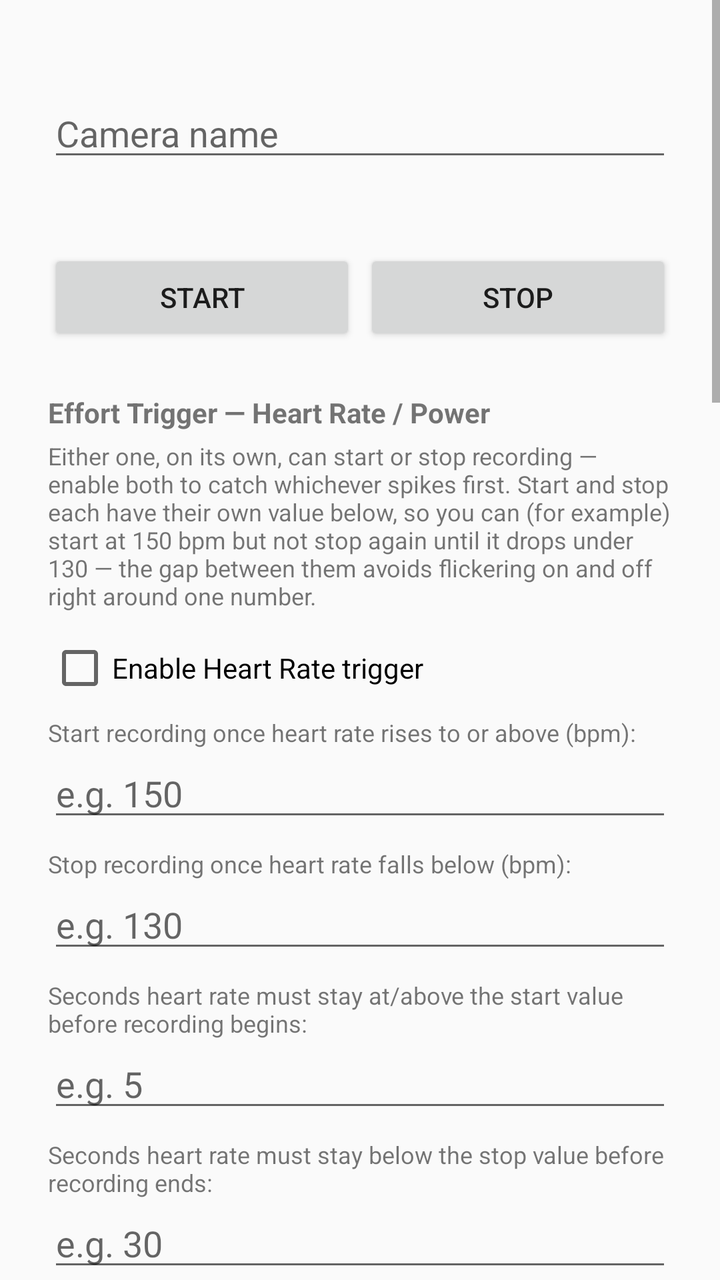
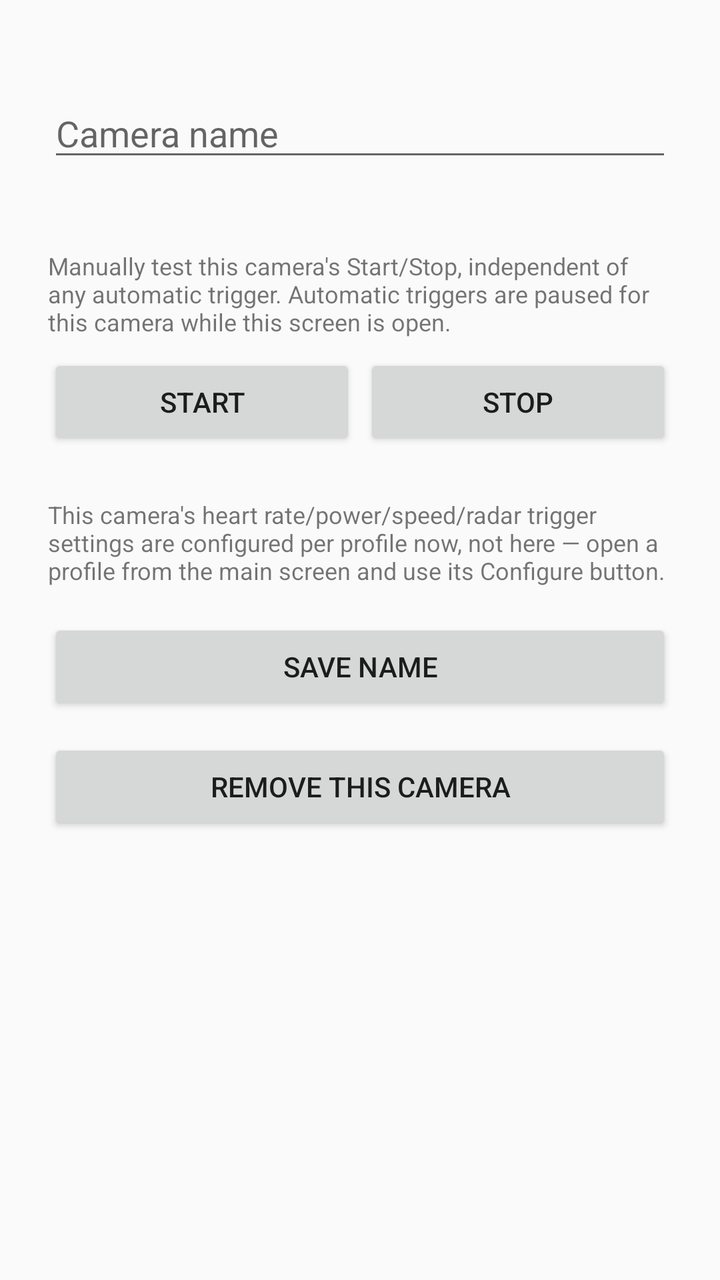

Before-and-after screenshots of an Android layout around one commit, followed by the original layout XML and the change that was made.
<!-- AndroidManifest.xml: application theme Theme.AppCompat.DayNight -->
<!-- res/layout/activity_camera_config.xml -->
<?xml version="1.0" encoding="utf-8"?>
<ScrollView xmlns:android="http://schemas.android.com/apk/res/android"
    android:layout_width="match_parent"
    android:layout_height="match_parent"
    android:fillViewport="true">

    <LinearLayout
        android:orientation="vertical"
        android:layout_width="match_parent"
        android:layout_height="wrap_content"
        android:padding="24dp">

        <TextView
            android:id="@+id/configAddressText"
            android:layout_width="match_parent"
            android:layout_height="wrap_content"
            android:textSize="12sp"
            android:layout_marginBottom="4dp" />

        <EditText
            android:id="@+id/configNameInput"
            android:layout_width="match_parent"
            android:layout_height="wrap_content"
            android:hint="Camera name"
            android:layout_marginBottom="4dp" />

        <TextView
            android:id="@+id/configStatusText"
            android:layout_width="match_parent"
            android:layout_height="wrap_content"
            android:textStyle="bold"
            android:layout_marginBottom="16dp" />

        <LinearLayout
            android:orientation="horizontal"
            android:layout_width="match_parent"
            android:layout_height="wrap_content"
            android:layout_marginBottom="24dp">

            <Button
                android:id="@+id/configStartButton"
                android:layout_width="0dp"
                android:layout_height="wrap_content"
                android:layout_weight="1"
                android:text="Start"
                android:layout_marginEnd="4dp" />

            <Button
                android:id="@+id/configStopButton"
                android:layout_width="0dp"
                android:layout_height="wrap_content"
                android:layout_weight="1"
                android:text="Stop" />
        </LinearLayout>

        

        <TextView
            android:layout_width="match_parent"
            android:layout_height="wrap_content"
            android:text="Effort Trigger — Heart Rate / Power"
            android:textStyle="bold"
            android:layout_marginBottom="4dp" />

        <TextView
            android:layout_width="match_parent"
            android:layout_height="wrap_content"
            android:textSize="12sp"
            android:text="Either one, on its own, can start or stop recording — enable both to catch whichever spikes first. Start and stop each have their own value below, so you can (for example) start at 150 bpm but not stop again until it drops under 130 — the gap between them avoids flickering on and off right around one number."
            android:layout_marginBottom="12dp" />

        <CheckBox
            android:id="@+id/hrEnabledCheckbox"
            android:layout_width="match_parent"
            android:layout_height="wrap_content"
            android:text="Enable Heart Rate trigger"
            android:layout_marginBottom="8dp" />

        <TextView
            android:layout_width="match_parent"
            android:layout_height="wrap_content"
            android:textSize="12sp"
            android:text="Start recording once heart rate rises to or above (bpm):" />

        <EditText
            android:id="@+id/hrStartThresholdInput"
            android:layout_width="match_parent"
            android:layout_height="wrap_content"
            android:hint="e.g. 150"
            android:inputType="numberDecimal"
            android:layout_marginBottom="8dp" />

        <TextView
            android:layout_width="match_parent"
            android:layout_height="wrap_content"
            android:textSize="12sp"
            android:text="Stop recording once heart rate falls below (bpm):" />

        <EditText
            android:id="@+id/hrStopThresholdInput"
            android:layout_width="match_parent"
            android:layout_height="wrap_content"
            android:hint="e.g. 130"
            android:inputType="numberDecimal"
            android:layout_marginBottom="8dp" />

        <TextView
            android:layout_width="match_parent"
            android:layout_height="wrap_content"
            android:textSize="12sp"
            android:text="Seconds heart rate must stay at/above the start value before recording begins:" />

        <EditText
            android:id="@+id/hrStartSecondsInput"
            android:layout_width="match_parent"
            android:layout_height="wrap_content"
            android:hint="e.g. 5"
            android:inputType="number"
            android:layout_marginBottom="8dp" />

        <TextView
            android:layout_width="match_parent"
            android:layout_height="wrap_content"
            android:textSize="12sp"
            android:text="Seconds heart rate must stay below the stop value before recording ends:" />

        <EditText
            android:id="@+id/hrStopSecondsInput"
            android:layout_width="match_parent"
            android:layout_height="wrap_content"
            android:hint="e.g. 30"
            android:inputType="number"
            android:layout_marginBottom="20dp" />

        

        <CheckBox
            android:id="@+id/powerEnabledCheckbox"
            android:layout_width="match_parent"
            android:layout_height="wrap_content"
            android:text="Enable Power trigger"
            android:layout_marginBottom="8dp" />

        <TextView
            android:layout_width="match_parent"
            android:layout_height="wrap_content"
            android:textSize="12sp"
            android:text="Start recording once power rises to or above (watts):" />

        <EditText
            android:id="@+id/powerStartThresholdInput"
            android:layout_width="match_parent"
            android:layout_height="wrap_content"
            android:hint="e.g. 300"
            android:inputType="numberDecimal"
            android:layout_marginBottom="8dp" />

        <TextView
            android:layout_width="match_parent"
            android:layout_height="wrap_content"
            android:textSize="12sp"
            android:text="Stop recording once power falls below (watts):" />

        <EditText
            android:id="@+id/powerStopThresholdInput"
            android:layout_width="match_parent"
            android:layout_height="wrap_content"
            android:hint="e.g. 320"
            android:inputType="numberDecimal"
            android:layout_marginBottom="8dp" />

        <TextView
            android:layout_width="match_parent"
            android:layout_height="wrap_content"
            android:textSize="12sp"
            android:text="Seconds power must stay at/above the start value before recording begins:" />

        <EditText
            android:id="@+id/powerStartSecondsInput"
            android:layout_width="match_parent"
            android:layout_height="wrap_content"
            android:hint="e.g. 5"
            android:inputType="number"
            android:layout_marginBottom="8dp" />

        <TextView
            android:layout_width="match_parent"
            android:layout_height="wrap_content"
            android:textSize="12sp"
            android:text="Seconds power must stay below the stop value before recording ends:" />

        <EditText
            android:id="@+id/powerStopSecondsInput"
            android:layout_width="match_parent"
            android:layout_height="wrap_content"
            android:hint="e.g. 30"
            android:inputType="number"
            android:layout_marginBottom="28dp" />

        

        <TextView
            android:layout_width="match_parent"
            android:layout_height="wrap_content"
            android:text="Speed Trigger — independent"
            android:textStyle="bold"
            android:layout_marginBottom="4dp" />

        <TextView
            android:layout_width="match_parent"
            android:layout_height="wrap_content"
            android:textSize="12sp"
            android:text="Does not combine with Heart Rate/Power — speed can start or stop recording entirely on its own, regardless of effort. Start and stop each have their own value, same as above."
            android:layout_marginBottom="12dp" />

        <CheckBox
            android:id="@+id/speedEnabledCheckbox"
            android:layout_width="match_parent"
            android:layout_height="wrap_content"
            android:text="Enable Speed trigger"
            android:layout_marginBottom="8dp" />

        <TextView
            android:layout_width="match_parent"
            android:layout_height="wrap_content"
            android:textSize="12sp"
            android:text="Start recording once speed rises to or above (m/s):" />

        <EditText
            android:id="@+id/speedStartThresholdInput"
            android:layout_width="match_parent"
            android:layout_height="wrap_content"
            android:hint="e.g. 8"
            android:inputType="numberDecimal"
            android:layout_marginBottom="8dp" />

        <TextView
            android:layout_width="match_parent"
            android:layout_height="wrap_content"
            android:textSize="12sp"
            android:text="Stop recording once speed falls below (m/s):" />

        <EditText
            android:id="@+id/speedStopThresholdInput"
            android:layout_width="match_parent"
            android:layout_height="wrap_content"
            android:hint="e.g. 6"
            android:inputType="numberDecimal"
            android:layout_marginBottom="8dp" />

        <TextView
            android:layout_width="match_parent"
            android:layout_height="wrap_content"
            android:textSize="12sp"
            android:text="Seconds speed must stay at/above the start value before recording begins:" />

        <EditText
            android:id="@+id/speedStartSecondsInput"
            android:layout_width="match_parent"
            android:layout_height="wrap_content"
            android:hint="e.g. 5"
            android:inputType="number"
            android:layout_marginBottom="8dp" />

        <TextView
            android:layout_width="match_parent"
            android:layout_height="wrap_content"
            android:textSize="12sp"
            android:text="Seconds speed must stay below the stop value before recording ends:" />

        <EditText
            android:id="@+id/speedStopSecondsInput"
            android:layout_width="match_parent"
            android:layout_height="wrap_content"
            android:hint="e.g. 30"
            android:inputType="number"
            android:layout_marginBottom="28dp" />

        

        <TextView
            android:layout_width="match_parent"
            android:layout_height="wrap_content"
            android:text="Radar Trigger — independent"
            android:textStyle="bold"
            android:layout_marginBottom="4dp" />

        <TextView
            android:layout_width="match_parent"
            android:layout_height="wrap_content"
            android:textSize="12sp"
            android:text="Starts recording when a vehicle is detected within range behind you; keeps recording as long as any vehicle is still on radar, and stops once none has been detected for the interval below. Requires a compatible radar sensor (e.g. Garmin Varia RTL515/RCT715) paired to the Karoo like any other sensor — turning this on or off has no effect on Heart Rate/Power/Speed, or vice versa. Unlike those three, there's only one distance to set — see below for why."
            android:layout_marginBottom="12dp" />

        <CheckBox
            android:id="@+id/radarEnabledCheckbox"
            android:layout_width="match_parent"
            android:layout_height="wrap_content"
            android:text="Enable Radar trigger"
            android:layout_marginBottom="8dp" />

        <TextView
            android:layout_width="match_parent"
            android:layout_height="wrap_content"
            android:textSize="12sp"
            android:text="Start recording when the nearest vehicle is within this distance (feet):" />

        <EditText
            android:id="@+id/radarThresholdInput"
            android:layout_width="match_parent"
            android:layout_height="wrap_content"
            android:hint="e.g. 100"
            android:inputType="numberDecimal"
            android:layout_marginBottom="8dp" />

        <TextView
            android:layout_width="match_parent"
            android:layout_height="wrap_content"
            android:textSize="12sp"
            android:text="Seconds a vehicle must stay within that distance before recording begins (0 = immediately):" />

        <EditText
            android:id="@+id/radarStartSecondsInput"
            android:layout_width="match_parent"
            android:layout_height="wrap_content"
            android:hint="e.g. 0"
            android:inputType="number"
            android:layout_marginBottom="8dp" />

        <TextView
            android:layout_width="match_parent"
            android:layout_height="wrap_content"
            android:textSize="12sp"
            android:text="Seconds with no vehicle detected (at any distance) before recording ends:" />

        <EditText
            android:id="@+id/radarStopSecondsInput"
            android:layout_width="match_parent"
            android:layout_height="wrap_content"
            android:hint="e.g. 15"
            android:inputType="number"
            android:layout_marginBottom="28dp" />

        <Button
            android:id="@+id/saveConfigButton"
            android:layout_width="match_parent"
            android:layout_height="wrap_content"
            android:text="Save Configuration"
            android:layout_marginBottom="12dp" />

        <Button
            android:id="@+id/removeCameraButton"
            android:layout_width="match_parent"
            android:layout_height="wrap_content"
            android:text="Remove This Camera" />

    </LinearLayout>
</ScrollView>
<!-- resources referenced by this layout -->
<resources>

</resources>

<!-- the commit's change to res/layout/activity_camera_config.xml (unified diff, before → after) -->
@@ -31,6 +31,13 @@
             android:textStyle="bold"
             android:layout_marginBottom="16dp" />
 
+        <TextView
+            android:layout_width="match_parent"
+            android:layout_height="wrap_content"
+            android:textSize="12sp"
+            android:text="Manually test this camera's Start/Stop, independent of any automatic trigger. Automatic triggers are paused for this camera while this screen is open."
+            android:layout_marginBottom="8dp" />
+
         <LinearLayout
             android:orientation="horizontal"
             android:layout_width="match_parent"
@@ -53,299 +60,18 @@
                 android:text="Stop" />
         </LinearLayout>
 
-        
-
-        <TextView
-            android:layout_width="match_parent"
-            android:layout_height="wrap_content"
-            android:text="Effort Trigger — Heart Rate / Power"
-            android:textStyle="bold"
-            android:layout_marginBottom="4dp" />
-
         <TextView
             android:layout_width="match_parent"
             android:layout_height="wrap_content"
             android:textSize="12sp"
-            android:text="Either one, on its own, can start or stop recording — enable both to catch whichever spikes first. Start and stop each have their own value below, so you can (for example) start at 150 bpm but not stop again until it drops under 130 — the gap between them avoids flickering on and off right around one number."
-            android:layout_marginBottom="12dp" />
-
-        <CheckBox
-            android:id="@+id/hrEnabledCheckbox"
-            android:layout_width="match_parent"
-            android:layout_height="wrap_content"
-            android:text="Enable Heart Rate trigger"
-            android:layout_marginBottom="8dp" />
-
-        <TextView
-            android:layout_width="match_parent"
-            android:layout_height="wrap_content"
-            android:textSize="12sp"
-            android:text="Start recording once heart rate rises to or above (bpm):" />
-
-        <EditText
-            android:id="@+id/hrStartThresholdInput"
-            android:layout_width="match_parent"
-            android:layout_height="wrap_content"
-            android:hint="e.g. 150"
-            android:inputType="numberDecimal"
-            android:layout_marginBottom="8dp" />
-
-        <TextView
-            android:layout_width="match_parent"
-            android:layout_height="wrap_content"
-            android:textSize="12sp"
-            android:text="Stop recording once heart rate falls below (bpm):" />
-
-        <EditText
-            android:id="@+id/hrStopThresholdInput"
-            android:layout_width="match_parent"
-            android:layout_height="wrap_content"
-            android:hint="e.g. 130"
-            android:inputType="numberDecimal"
-            android:layout_marginBottom="8dp" />
-
-        <TextView
-            android:layout_width="match_parent"
-            android:layout_height="wrap_content"
-            android:textSize="12sp"
-            android:text="Seconds heart rate must stay at/above the start value before recording begins:" />
-
-        <EditText
-            android:id="@+id/hrStartSecondsInput"
-            android:layout_width="match_parent"
-            android:layout_height="wrap_content"
-            android:hint="e.g. 5"
-            android:inputType="number"
-            android:layout_marginBottom="8dp" />
-
-        <TextView
-            android:layout_width="match_parent"
-            android:layout_height="wrap_content"
-            android:textSize="12sp"
-            android:text="Seconds heart rate must stay below the stop value before recording ends:" />
-
-        <EditText
-            android:id="@+id/hrStopSecondsInput"
-            android:layout_width="match_parent"
-            android:layout_height="wrap_content"
-            android:hint="e.g. 30"
-            android:inputType="number"
-            android:layout_marginBottom="20dp" />
-
-        
-
-        <CheckBox
-            android:id="@+id/powerEnabledCheckbox"
-            android:layout_width="match_parent"
-            android:layout_height="wrap_content"
-            android:text="Enable Power trigger"
-            android:layout_marginBottom="8dp" />
-
-        <TextView
-            android:layout_width="match_parent"
-            android:layout_height="wrap_content"
-            android:textSize="12sp"
-            android:text="Start recording once power rises to or above (watts):" />
-
-        <EditText
-            android:id="@+id/powerStartThresholdInput"
-            android:layout_width="match_parent"
-            android:layout_height="wrap_content"
-            android:hint="e.g. 300"
-            android:inputType="numberDecimal"
-            android:layout_marginBottom="8dp" />
-
-        <TextView
-            android:layout_width="match_parent"
-            android:layout_height="wrap_content"
-            android:textSize="12sp"
-            android:text="Stop recording once power falls below (watts):" />
-
-        <EditText
-            android:id="@+id/powerStopThresholdInput"
-            android:layout_width="match_parent"
-            android:layout_height="wrap_content"
-            android:hint="e.g. 320"
-            android:inputType="numberDecimal"
-            android:layout_marginBottom="8dp" />
-
-        <TextView
-            android:layout_width="match_parent"
-            android:layout_height="wrap_content"
-            android:textSize="12sp"
-            android:text="Seconds power must stay at/above the start value before recording begins:" />
-
-        <EditText
-            android:id="@+id/powerStartSecondsInput"
-            android:layout_width="match_parent"
-            android:layout_height="wrap_content"
-            android:hint="e.g. 5"
-            android:inputType="number"
-            android:layout_marginBottom="8dp" />
-
-        <TextView
-            android:layout_width="match_parent"
-            android:layout_height="wrap_content"
-            android:textSize="12sp"
-            android:text="Seconds power must stay below the stop value before recording ends:" />
-
-        <EditText
-            android:id="@+id/powerStopSecondsInput"
-            android:layout_width="match_parent"
-            android:layout_height="wrap_content"
-            android:hint="e.g. 30"
-            android:inputType="number"
-            android:layout_marginBottom="28dp" />
-
-        
-
-        <TextView
-            android:layout_width="match_parent"
-            android:layout_height="wrap_content"
-            android:text="Speed Trigger — independent"
-            android:textStyle="bold"
-            android:layout_marginBottom="4dp" />
-
-        <TextView
-            android:layout_width="match_parent"
-            android:layout_height="wrap_content"
-            android:textSize="12sp"
-            android:text="Does not combine with Heart Rate/Power — speed can start or stop recording entirely on its own, regardless of effort. Start and stop each have their own value, same as above."
-            android:layout_marginBottom="12dp" />
-
-        <CheckBox
-            android:id="@+id/speedEnabledCheckbox"
-            android:layout_width="match_parent"
-            android:layout_height="wrap_content"
-            android:text="Enable Speed trigger"
-            android:layout_marginBottom="8dp" />
-
-        <TextView
-            android:layout_width="match_parent"
-            android:layout_height="wrap_content"
-            android:textSize="12sp"
-            android:text="Start recording once speed rises to or above (m/s):" />
-
-        <EditText
-            android:id="@+id/speedStartThresholdInput"
-            android:layout_width="match_parent"
-            android:layout_height="wrap_content"
-            android:hint="e.g. 8"
-            android:inputType="numberDecimal"
-            android:layout_marginBottom="8dp" />
-
-        <TextView
-            android:layout_width="match_parent"
-            android:layout_height="wrap_content"
-            android:textSize="12sp"
-            android:text="Stop recording once speed falls below (m/s):" />
-
-        <EditText
-            android:id="@+id/speedStopThresholdInput"
-            android:layout_width="match_parent"
-            android:layout_height="wrap_content"
-            android:hint="e.g. 6"
-            android:inputType="numberDecimal"
-            android:layout_marginBottom="8dp" />
-
-        <TextView
-            android:layout_width="match_parent"
-            android:layout_height="wrap_content"
-            android:textSize="12sp"
-            android:text="Seconds speed must stay at/above the start value before recording begins:" />
-
-        <EditText
-            android:id="@+id/speedStartSecondsInput"
-            android:layout_width="match_parent"
-            android:layout_height="wrap_content"
-            android:hint="e.g. 5"
-            android:inputType="number"
-            android:layout_marginBottom="8dp" />
-
-        <TextView
-            android:layout_width="match_parent"
-            android:layout_height="wrap_content"
-            android:textSize="12sp"
-            android:text="Seconds speed must stay below the stop value before recording ends:" />
-
-        <EditText
-            android:id="@+id/speedStopSecondsInput"
-            android:layout_width="match_parent"
-            android:layout_height="wrap_content"
-            android:hint="e.g. 30"
-            android:inputType="number"
-            android:layout_marginBottom="28dp" />
-
-        
-
-        <TextView
-            android:layout_width="match_parent"
-            android:layout_height="wrap_content"
-            android:text="Radar Trigger — independent"
-            android:textStyle="bold"
-            android:layout_marginBottom="4dp" />
-
-        <TextView
-            android:layout_width="match_parent"
-            android:layout_height="wrap_content"
-            android:textSize="12sp"
-            android:text="Starts recording when a vehicle is detected within range behind you; keeps recording as long as any vehicle is still on radar, and stops once none has been detected for the interval below. Requires a compatible radar sensor (e.g. Garmin Varia RTL515/RCT715) paired to the Karoo like any other sensor — turning this on or off has no effect on Heart Rate/Power/Speed, or vice versa. Unlike those three, there's only one distance to set — see below for why."
-            android:layout_marginBottom="12dp" />
-
-        <CheckBox
-            android:id="@+id/radarEnabledCheckbox"
-            android:layout_width="match_parent"
-            android:layout_height="wrap_content"
-            android:text="Enable Radar trigger"
-            android:layout_marginBottom="8dp" />
-
-        <TextView
-            android:layout_width="match_parent"
-            android:layout_height="wrap_content"
-            android:textSize="12sp"
-            android:text="Start recording when the nearest vehicle is within this distance (feet):" />
-
-        <EditText
-            android:id="@+id/radarThresholdInput"
-            android:layout_width="match_parent"
-            android:layout_height="wrap_content"
-            android:hint="e.g. 100"
-            android:inputType="numberDecimal"
-            android:layout_marginBottom="8dp" />
-
-        <TextView
-            android:layout_width="match_parent"
-            android:layout_height="wrap_content"
-            android:textSize="12sp"
-            android:text="Seconds a vehicle must stay within that distance before recording begins (0 = immediately):" />
-
-        <EditText
-            android:id="@+id/radarStartSecondsInput"
-            android:layout_width="match_parent"
-            android:layout_height="wrap_content"
-            android:hint="e.g. 0"
-            android:inputType="number"
-            android:layout_marginBottom="8dp" />
-
-        <TextView
-            android:layout_width="match_parent"
-            android:layout_height="wrap_content"
-            android:textSize="12sp"
-            android:text="Seconds with no vehicle detected (at any distance) before recording ends:" />
-
-        <EditText
-            android:id="@+id/radarStopSecondsInput"
-            android:layout_width="match_parent"
-            android:layout_height="wrap_content"
-            android:hint="e.g. 15"
-            android:inputType="number"
-            android:layout_marginBottom="28dp" />
+            android:text="This camera's heart rate/power/speed/radar trigger settings are configured per profile now, not here — open a profile from the main screen and use its Configure button."
+            android:layout_marginBottom="16dp" />
 
         <Button
             android:id="@+id/saveConfigButton"
             android:layout_width="match_parent"
             android:layout_height="wrap_content"
-            android:text="Save Configuration"
+            android:text="Save Name"
             android:layout_marginBottom="12dp" />
 
         <Button
